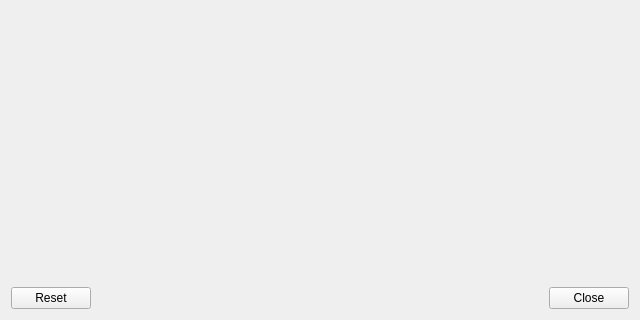
Old version of the form qfieldsync/ui/cloud_projects_dialog.ui in the repository opengisch/qfieldsync; both pictures show x 0 to 640 and y 341 to 661 of the 640 by 661 pixel window.
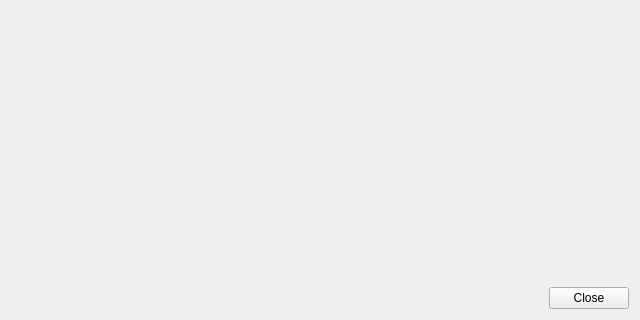
New version of the form. The open tabs and pages were chosen to show the change. Icons and pictures are not drawn.

Commit message: Use the avatar as a logout button as it is on QField

Diff of the .ui file:
```diff
--- a/qfieldsync/ui/cloud_projects_dialog.ui
+++ b/qfieldsync/ui/cloud_projects_dialog.ui
@@ -700,7 +700,7 @@
    <item>
     <widget class="QDialogButtonBox" name="buttonBox">
      <property name="standardButtons">
-      <set>QDialogButtonBox::Close|QDialogButtonBox::Reset</set>
+      <set>QDialogButtonBox::Close</set>
      </property>
     </widget>
    </item>
```
Left out of the diff: 20 changed lines with no effect on the pictures. The commit also changes 1 other file.
